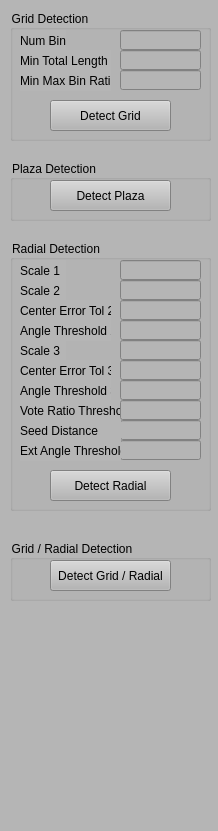
Before: the Qt Designer form RoadFeatureExplorer/ControlWidget.ui in gnishida/RoadFeatureExplorer, drawn with Qt 5.
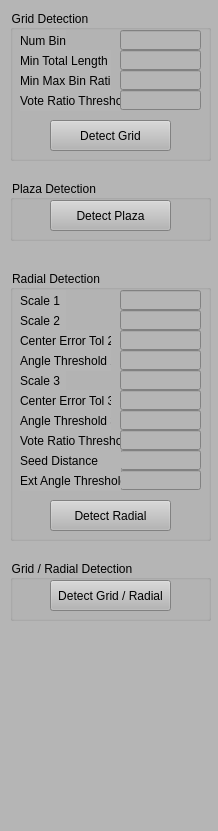
After: the same form once the commit is applied.

```diff
--- a/RoadFeatureExplorer/ControlWidget.ui
+++ b/RoadFeatureExplorer/ControlWidget.ui
@@ -26,7 +26,7 @@
       <x>10</x>
       <y>10</y>
       <width>201</width>
-      <height>131</height>
+      <height>151</height>
      </rect>
     </property>
     <property name="title">
@@ -36,7 +36,7 @@
      <property name="geometry">
       <rect>
        <x>40</x>
-       <y>90</y>
+       <y>110</y>
        <width>121</width>
        <height>31</height>
       </rect>
@@ -123,12 +123,38 @@
       <set>Qt::AlignRight|Qt::AlignTrailing|Qt::AlignVCenter</set>
      </property>
     </widget>
+    <widget class="QLabel" name="label_17">
+     <property name="geometry">
+      <rect>
+       <x>10</x>
+       <y>80</y>
+       <width>101</width>
+       <height>21</height>
+      </rect>
+     </property>
+     <property name="text">
+      <string>Vote Ratio Threshold</string>
+     </property>
+    </widget>
+    <widget class="QLineEdit" name="lineEditGridVotingThreshold">
+     <property name="geometry">
+      <rect>
+       <x>110</x>
+       <y>80</y>
+       <width>81</width>
+       <height>20</height>
+      </rect>
+     </property>
+     <property name="alignment">
+      <set>Qt::AlignRight|Qt::AlignTrailing|Qt::AlignVCenter</set>
+     </property>
+    </widget>
    </widget>
    <widget class="QGroupBox" name="groupBox_4">
     <property name="geometry">
      <rect>
       <x>10</x>
-      <y>160</y>
+      <y>180</y>
       <width>201</width>
       <height>61</height>
      </rect>
@@ -154,7 +180,7 @@
     <property name="geometry">
      <rect>
       <x>10</x>
-      <y>240</y>
+      <y>270</y>
       <width>201</width>
       <height>271</height>
      </rect>
@@ -446,7 +472,7 @@
     <property name="geometry">
      <rect>
       <x>10</x>
-      <y>540</y>
+      <y>560</y>
       <width>201</width>
       <height>61</height>
      </rect>
```
